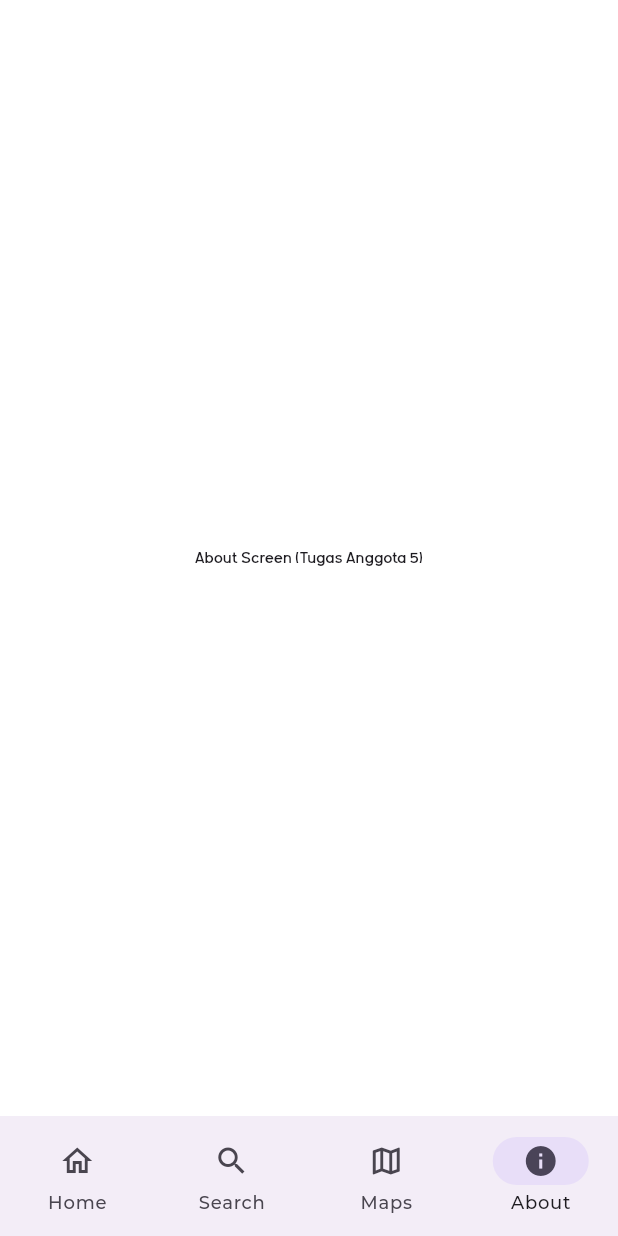
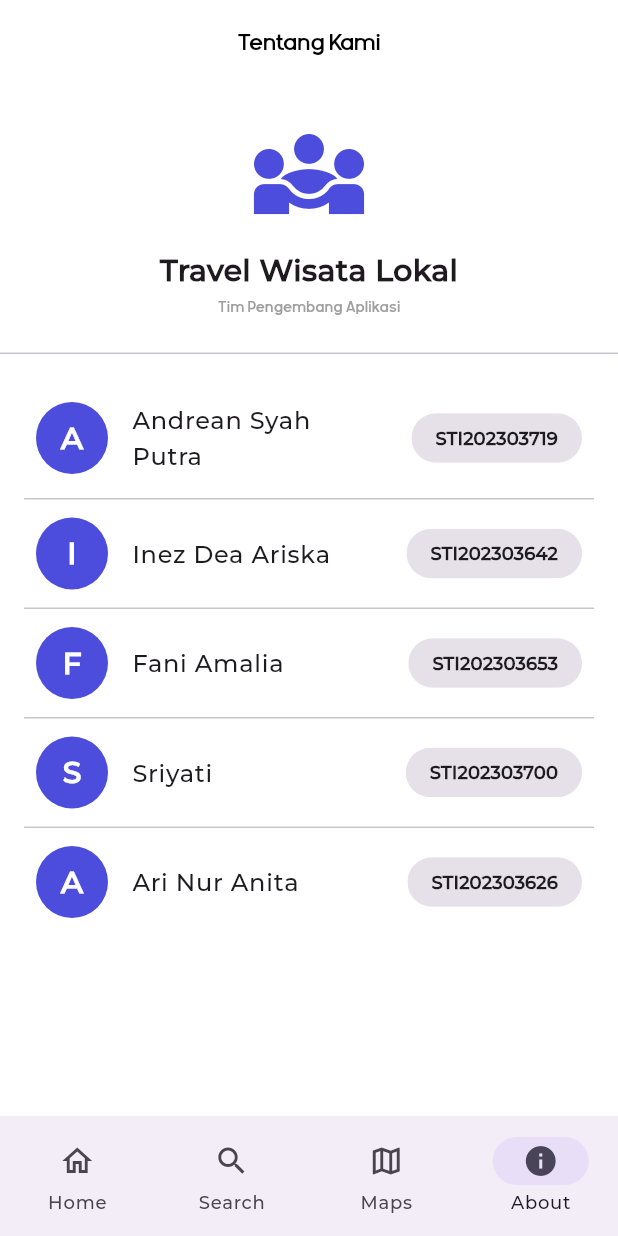
Before and after one commit to andr-sten/STI202303719_AndreanSyahPutra_TugasBesarMobPro, a Flutter app: the screen it shows after launch, item 4 of the bottom bar chosen, on a phone screen of 412 x 824 dp. Run offline on Flutter 3.47's test engine with Material 3 defaults, Android fonts, the phone set to English and light mode, and no system bars; network calls fail.

Commit message:
anita membuat halaman about

```diff
--- a/lib/screens/about/about_screen.dart
+++ b/lib/screens/about/about_screen.dart
@@ -2,8 +2,94 @@ import 'package:flutter/material.dart';
 
 class AboutScreen extends StatelessWidget {
   const AboutScreen({super.key});
+
   @override
   Widget build(BuildContext context) {
-    return const Center(child: Text("About Screen (Tugas Anggota 5)"));
+    // Definisikan data anggota kelompok di sini (Hardcoded)
+    final List<Map<String, String>> members = [
+      {"name": "Andrean Syah Putra", "nim": "STI202303719"},
+      {"name": "Inez Dea Ariska", "nim": "STI202303642"},
+      {"name": "Fani Amalia", "nim": "STI202303653"},
+      {"name": "Sriyati", "nim": "STI202303700"},
+      {"name": "Ari Nur Anita", "nim": "STI202303626"},
+    ];
+
+    final theme = Theme.of(context);
+
+    return Scaffold(
+      appBar: AppBar(title: const Text("Tentang Kami"), centerTitle: true),
+      body: Column(
+        children: [
+          // --- HEADER SECTION ---
+          const SizedBox(height: 20),
+          Icon(Icons.diversity_3, size: 80, color: theme.primaryColor),
+          const SizedBox(height: 10),
+          const Text(
+            "Travel Wisata Lokal",
+            style: TextStyle(fontSize: 20, fontWeight: FontWeight.bold),
+          ),
+          const Text(
+            "Tim Pengembang Aplikasi",
+            style: TextStyle(color: Colors.grey),
+          ),
+          const SizedBox(height: 20),
+          const Divider(height: 1),
+
+          // --- LIST ANGGOTA ---
+          Expanded(
+            child: ListView.separated(
+              padding: const EdgeInsets.all(16),
+              itemCount: members.length,
+              separatorBuilder: (c, i) => const Divider(height: 1),
+              itemBuilder: (context, index) {
+                final m = members[index];
+                return ListTile(
+                  contentPadding: const EdgeInsets.symmetric(
+                    vertical: 8,
+                    horizontal: 8,
+                  ),
+                  leading: CircleAvatar(
+                    radius: 24, // Sedikit diperbesar
+                    backgroundColor: theme.primaryColor,
+                    child: Text(
+                      m["name"] != null && m["name"]!.isNotEmpty
+                          ? m["name"]![0].toUpperCase()
+                          : "?",
+                      style: const TextStyle(
+                        color: Colors.white,
+                        fontWeight: FontWeight.bold,
+                        fontSize: 20,
+                      ),
+                    ),
+                  ),
+                  title: Text(
+                    m["name"] ?? "Tanpa Nama",
+                    style: const TextStyle(
+                      fontSize: 16,
+                      fontWeight: FontWeight.w600,
+                    ),
+                  ),
+                  trailing: Chip(
+                    label: Text(
+                      m["nim"] ?? "-",
+                      style: TextStyle(
+                        fontSize: 12,
+                        fontWeight: FontWeight.bold,
+                        color: theme.colorScheme.onSurface,
+                      ),
+                    ),
+                    backgroundColor: theme.colorScheme.surfaceContainerHighest,
+                    side: BorderSide.none,
+                    shape: RoundedRectangleBorder(
+                      borderRadius: BorderRadius.circular(20),
+                    ),
+                  ),
+                );
+              },
+            ),
+          ),
+        ],
+      ),
+    );
   }
 }
```
